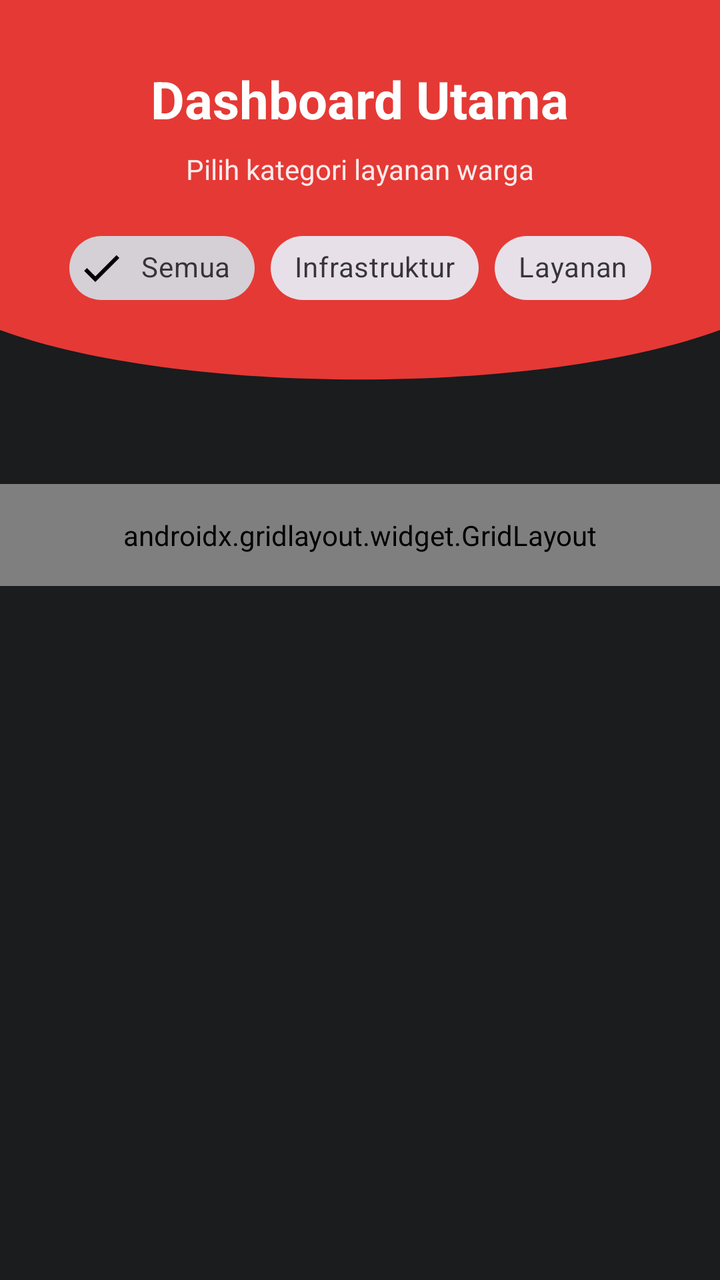
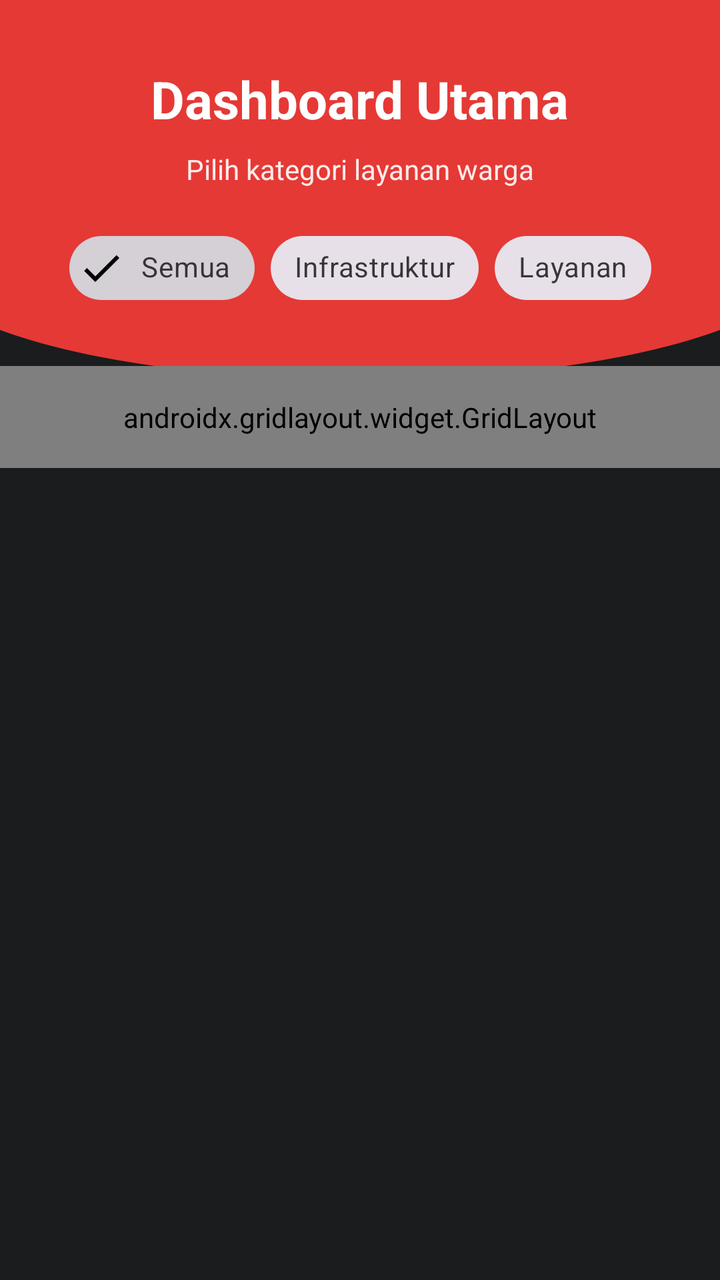

Compare the two renders of this Android layout. The source of the first and the diff that turns it into the second are given below.
<!-- AndroidManifest.xml: application theme Theme.Therehelp -->
<!-- res/layout/fragment_home.xml -->
<?xml version="1.0" encoding="utf-8"?>
<androidx.constraintlayout.widget.ConstraintLayout
    xmlns:android="http://schemas.android.com/apk/res/android"
    xmlns:app="http://schemas.android.com/apk/res-auto"
    android:layout_width="match_parent"
    android:layout_height="match_parent"
    android:background="@color/bina_desa_dark_grey">

    <View
        android:id="@+id/background_header"
        android:layout_width="0dp"
        android:layout_height="220dp"
        android:background="@drawable/bg_header_wave"
        app:layout_constraintStart_toStartOf="parent"
        app:layout_constraintEnd_toEndOf="parent"
        app:layout_constraintTop_toTopOf="parent"/>

    <androidx.appcompat.widget.Toolbar
        android:id="@+id/toolbar"
        android:layout_width="match_parent"
        android:layout_height="?attr/actionBarSize"
        android:background="@android:color/transparent"
        app:titleTextColor="@color/white"
        app:layout_constraintTop_toTopOf="parent"
        app:layout_constraintStart_toStartOf="parent"
        app:layout_constraintEnd_toEndOf="parent"/>

    <TextView
        android:id="@+id/tvWelcome"
        android:layout_width="wrap_content"
        android:layout_height="wrap_content"
        android:layout_marginTop="32dp"
        android:text="Dashboard Utama"
        android:textColor="@color/white"
        android:textSize="26sp"
        android:textStyle="bold"
        app:layout_constraintStart_toStartOf="parent"
        app:layout_constraintEnd_toEndOf="parent"
        app:layout_constraintTop_toTopOf="parent" />

    <TextView
        android:id="@+id/tvSubWelcome"
        android:layout_width="wrap_content"
        android:layout_height="wrap_content"
        android:layout_marginTop="8dp"
        android:text="Pilih kategori layanan warga"
        android:textColor="@color/white"
        android:textSize="14sp"
        android:alpha="0.9"
        app:layout_constraintStart_toStartOf="parent"
        app:layout_constraintEnd_toEndOf="parent"
        app:layout_constraintTop_toBottomOf="@+id/tvWelcome" />

    <com.google.android.material.chip.ChipGroup
        android:id="@+id/chipGroupFilter"
        android:layout_width="wrap_content"
        android:layout_height="wrap_content"
        android:layout_marginTop="16dp"
        app:layout_constraintStart_toStartOf="parent"
        app:layout_constraintEnd_toEndOf="parent"
        app:layout_constraintTop_toBottomOf="@+id/tvSubWelcome"
        app:singleSelection="true">

        <com.google.android.material.chip.Chip
            android:id="@+id/chipSemua"
            style="@style/Widget.MaterialComponents.Chip.Filter"
            android:layout_width="wrap_content"
            android:layout_height="wrap_content"
            android:checked="true"
            android:text="Semua" />

        <com.google.android.material.chip.Chip
            android:id="@+id/chipInfrastruktur"
            style="@style/Widget.MaterialComponents.Chip.Filter"
            android:layout_width="wrap_content"
            android:layout_height="wrap_content"
            android:text="Infrastruktur" />

        <com.google.android.material.chip.Chip
            android:id="@+id/chipLayanan"
            style="@style/Widget.MaterialComponents.Chip.Filter"
            android:layout_width="wrap_content"
            android:layout_height="wrap_content"
            android:text="Layanan" />
    </com.google.android.material.chip.ChipGroup>

    <androidx.gridlayout.widget.GridLayout
        android:layout_width="match_parent"
        android:layout_height="wrap_content"
        android:layout_marginTop="84dp"
        android:padding="16dp"
        app:columnCount="2"
        app:layout_constraintEnd_toEndOf="parent"
        app:layout_constraintHorizontal_bias="0.0"
        app:layout_constraintStart_toStartOf="parent"
        app:layout_constraintTop_toBottomOf="@+id/chipGroupFilter"
        app:useDefaultMargins="true">

        <com.google.android.material.button.MaterialButton
            android:id="@+id/btnKeKalkulator"
            android:layout_width="0dp"
            android:layout_height="100dp"
            android:backgroundTint="@color/bina_desa_red"
            android:text="Kalkulator"
            app:cornerRadius="16dp"
            app:layout_columnWeight="1"
            app:layout_gravity="fill_horizontal" />

        <com.google.android.material.button.MaterialButton
            android:id="@+id/btnKeResult"
            android:layout_width="0dp"
            android:layout_height="100dp"
            android:backgroundTint="@color/bina_desa_red"
            android:text="Hasil Skor"
            app:cornerRadius="16dp"
            app:layout_columnWeight="1"
            app:layout_gravity="fill_horizontal" />

        <com.google.android.material.button.MaterialButton
            android:id="@+id/btnKeCustom2"
            android:layout_width="0dp"
            android:layout_height="100dp"
            android:backgroundTint="@color/bina_desa_red"
            android:text="Custom View"
            app:cornerRadius="16dp"
            app:layout_columnWeight="1"
            app:layout_gravity="fill_horizontal" />

        <com.google.android.material.button.MaterialButton
            android:id="@+id/btnWebView"
            android:layout_width="0dp"
            android:layout_height="100dp"
            android:backgroundTint="@color/bina_desa_red"
            android:text="Bina Desa Web"
            app:cornerRadius="16dp"
            app:layout_columnWeight="1"
            app:layout_gravity="fill_horizontal" />

        <com.google.android.material.button.MaterialButton
            android:id="@+id/btnBantuan"
            android:layout_width="0dp"
            android:layout_height="100dp"
            android:backgroundTint="@color/bina_desa_red"
            android:text="Pusat Bantuan"
            app:cornerRadius="16dp"
            app:layout_columnWeight="1"
            app:layout_gravity="fill_horizontal" />

        <com.google.android.material.button.MaterialButton
            android:id="@+id/btnLogout"
            android:layout_width="0dp"
            android:layout_height="100dp"
            android:backgroundTint="@color/status_proses"
            android:text="Logout"
            app:cornerRadius="16dp"
            app:layout_columnWeight="1"
            app:layout_gravity="fill_horizontal" />

    </androidx.gridlayout.widget.GridLayout>

</androidx.constraintlayout.widget.ConstraintLayout>
<!-- resources referenced by this layout -->
<resources>
  <color name="bina_desa_dark_grey">#1A1C1E</color>
  <color name="bina_desa_red">#E53935</color>
  <color name="status_proses">#F77F00</color>
  <color name="white">#FFFFFFFF</color>
  <!-- drawable bg_header_wave (drawable) -->
  <vector xmlns:android="http://schemas.android.com/apk/res/android"
      android:width="100dp"
      android:height="100dp"
      android:viewportWidth="100"
      android:viewportHeight="100">
      <path
          android:fillColor="@color/bina_desa_red"
          android:pathData="
              M0,0
              L100,0
              L100,75
              C 75,90
                25,90
                0,75
              Z" />
  </vector>
  <style name="Theme.Therehelp" parent="Base.Theme.Therehelp" />
  <style name="Base.Theme.Therehelp" parent="Theme.Material3.DayNight.NoActionBar">
          
          
      </style>
</resources>

<!-- the commit's change to res/layout/fragment_home.xml (unified diff, before → after) -->
@@ -87,11 +87,10 @@
     <androidx.gridlayout.widget.GridLayout
         android:layout_width="match_parent"
         android:layout_height="wrap_content"
-        android:layout_marginTop="84dp"
+        android:layout_marginTop="25dp"
         android:padding="16dp"
         app:columnCount="2"
         app:layout_constraintEnd_toEndOf="parent"
-        app:layout_constraintHorizontal_bias="0.0"
         app:layout_constraintStart_toStartOf="parent"
         app:layout_constraintTop_toBottomOf="@+id/chipGroupFilter"
         app:useDefaultMargins="true">
@@ -104,7 +103,7 @@
             android:text="Kalkulator"
             app:cornerRadius="16dp"
             app:layout_columnWeight="1"
-            app:layout_gravity="fill_horizontal" />
+            app:layout_gravity="fill" />
 
         <com.google.android.material.button.MaterialButton
             android:id="@+id/btnKeResult"
@@ -114,7 +113,7 @@
             android:text="Hasil Skor"
             app:cornerRadius="16dp"
             app:layout_columnWeight="1"
-            app:layout_gravity="fill_horizontal" />
+            app:layout_gravity="fill" />
 
         <com.google.android.material.button.MaterialButton
             android:id="@+id/btnKeCustom2"
@@ -134,7 +133,7 @@
             android:text="Bina Desa Web"
             app:cornerRadius="16dp"
             app:layout_columnWeight="1"
-            app:layout_gravity="fill_horizontal" />
+            app:layout_gravity="fill" />
 
         <com.google.android.material.button.MaterialButton
             android:id="@+id/btnBantuan"
@@ -144,7 +143,18 @@
             android:text="Pusat Bantuan"
             app:cornerRadius="16dp"
             app:layout_columnWeight="1"
-            app:layout_gravity="fill_horizontal" />
+            app:layout_gravity="fill" />
+
+        
+        <com.google.android.material.button.MaterialButton
+            android:id="@+id/btnPertemuan10"
+            android:layout_width="0dp"
+            android:layout_height="100dp"
+            android:backgroundTint="@color/bina_desa_red"
+            android:text="Tab Layout dan Recycler View"
+            app:cornerRadius="16dp"
+            app:layout_columnWeight="1"
+            app:layout_gravity="fill" />
 
         <com.google.android.material.button.MaterialButton
             android:id="@+id/btnLogout"
@@ -154,7 +164,7 @@
             android:text="Logout"
             app:cornerRadius="16dp"
             app:layout_columnWeight="1"
-            app:layout_gravity="fill_horizontal" />
+            app:layout_gravity="fill" />
 
     </androidx.gridlayout.widget.GridLayout>
 
